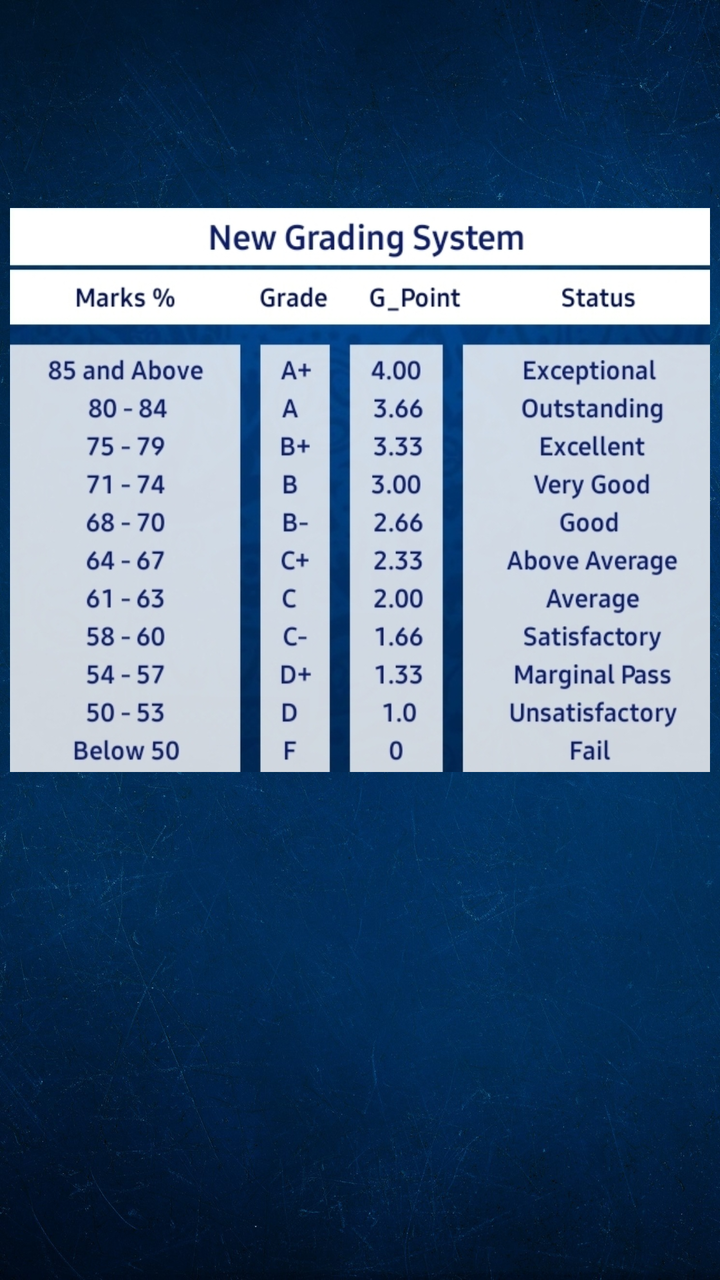
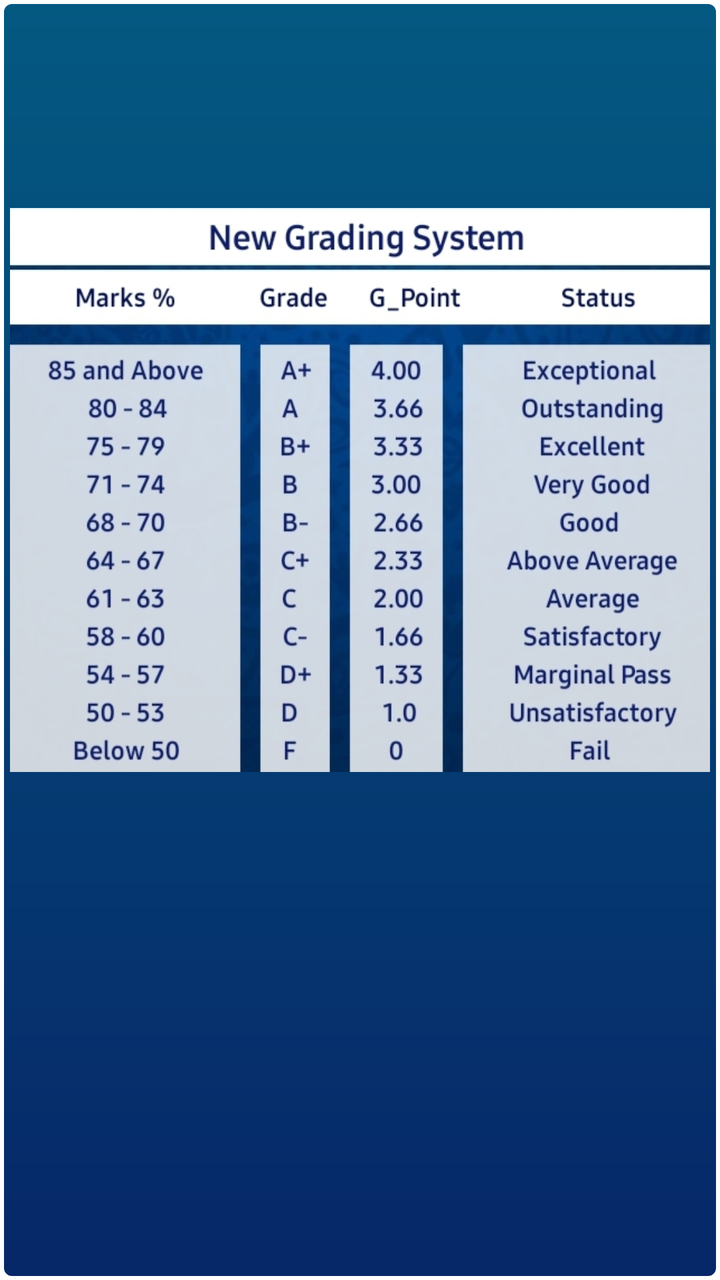

The first picture is an Android layout as it rendered before a commit; the second is the same layout after the commit. The layout source and the unified diff follow.
<!-- AndroidManifest.xml: application theme MyAppTheme -->
<!-- res/layout/grade_header_layout.xml -->
<?xml version="1.0" encoding="utf-8"?>
<LinearLayout
    xmlns:android="http://schemas.android.com/apk/res/android"
    android:layout_width="match_parent"
    android:layout_height="wrap_content"
    android:padding="5dp"
    android:background="@drawable/app_wallpaper"
    android:orientation="horizontal">

    <ImageView
        android:layout_width="match_parent"
        android:layout_height="480dp"
        android:contentDescription="Grade Image"
        android:src="@drawable/grade_list" />

</LinearLayout>
<!-- resources referenced by this layout -->
<resources>
  <!-- drawable app_wallpaper: jpg bitmap (drawable, 713344 bytes) -->
  <!-- drawable grade_list: jpg bitmap (drawable, 175178 bytes) -->
  <style name="MyAppTheme" parent="Theme.MaterialComponents.DayNight.DarkActionBar">
          
          <item name="colorPrimary">#02AAF8</item>
          <item name="colorPrimaryVariant">@color/grey</item>
          <item name="colorOnPrimary">@color/white</item>
          
          <item name="colorSecondary">@color/hintBlack</item>
          <item name="colorSecondaryVariant">#000000</item>
          <item name="colorOnSecondary">@color/black</item>
          
          <item name="android:statusBarColor" tools:targetApi="l">#81B1C1</item>
          
      </style>
  <color name="grey">#CDCDCD</color>
  <color name="white">#FFFFFFFF</color>
  <color name="hintBlack">#494545</color>
  <color name="black">#FF000000</color>
</resources>

<!-- the commit's change to res/layout/grade_header_layout.xml (unified diff, before → after) -->
@@ -4,7 +4,7 @@
     android:layout_width="match_parent"
     android:layout_height="wrap_content"
     android:padding="5dp"
-    android:background="@drawable/app_wallpaper"
+    android:background="@drawable/main_text_background"
     android:orientation="horizontal">
 
     <ImageView
<!-- resource entries referenced after the edit -->
@@ -1,7 +1,23 @@
 <!-- resources referenced by this layout -->
 <resources>
-  <!-- drawable app_wallpaper: jpg bitmap (drawable, 713344 bytes) -->
   <!-- drawable grade_list: jpg bitmap (drawable, 175178 bytes) -->
+  <!-- drawable main_text_background (drawable) -->
+  <shape xmlns:android="http://schemas.android.com/apk/res/android"
+      android:shape="rectangle">
+      <gradient
+          android:endColor="#045981"
+          android:startColor="#062768"
+          android:angle="90" />
+      <padding
+          android:left="10dp"
+          android:top="10dp"
+          android:right="10dp"
+          android:bottom="10dp" />
+      <corners android:radius="5dp" />
+      <stroke
+          android:width="2dp"
+          android:color="#FFFFFF" />
+  </shape>
   <style name="MyAppTheme" parent="Theme.MaterialComponents.DayNight.DarkActionBar">
           
           <item name="colorPrimary">#02AAF8</item>
